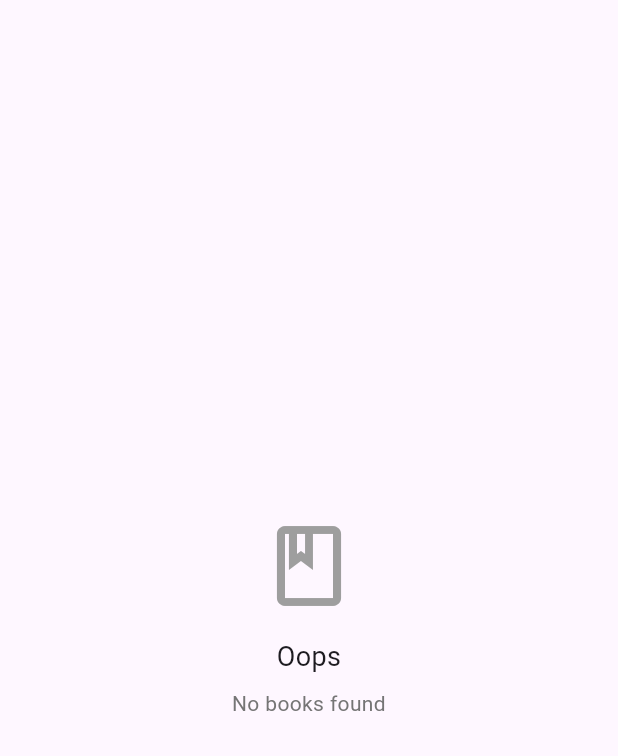
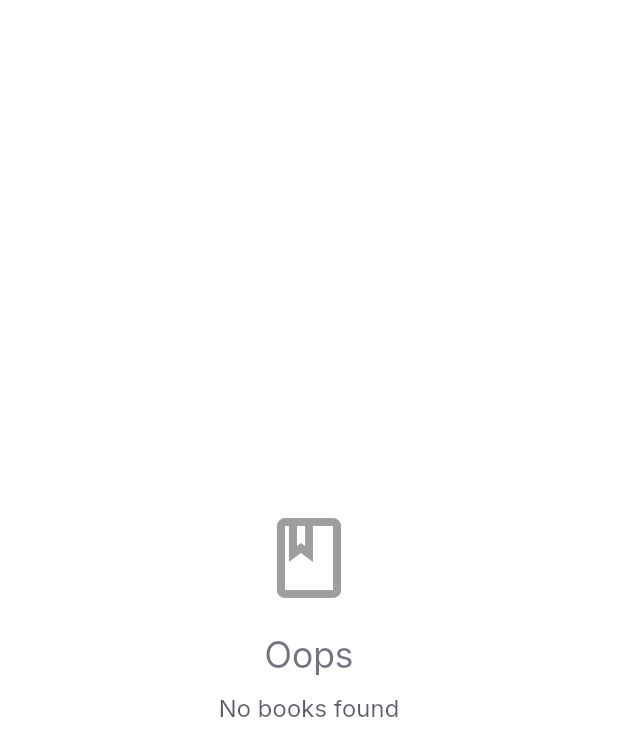
Before and after one commit to Lucgudev/Sample-Book-App-Riverpod-Clean-MVVM, a Flutter app: the EmptyStateWidget widget shown alone on an empty page, opened directly, on a phone screen of 412 x 824 dp. Shown: the top 756 px of the screen. Run offline on Flutter 3.47's test engine with Material 3 defaults, Android fonts, the phone set to English and light mode, and no system bars; our stand-ins replace dio, flutter_riverpod, freezed_annotation, riverpod_annotation, skeletonizer; generated files the repository leaves out were written again; network calls fail.

Commit message:
impelement font theme and color theme

```diff
--- /dev/null
+++ b/lib/core/theme/app_theme.dart
@@ -0,0 +1,202 @@
+import 'package:flutter/material.dart';
+
+class AppTheme {
+  static const String _fontFamily = 'Inter';
+
+  // Material Design 3 Typography Scale with Inter font
+  static TextTheme get textTheme => const TextTheme(
+    // Display styles - largest text, short and important text like page headers
+    displayLarge: TextStyle(
+      fontFamily: _fontFamily,
+      fontSize: 57.0,
+      fontWeight: FontWeight.w400, // Regular
+      letterSpacing: -0.25,
+      height: 1.12,
+    ),
+    displayMedium: TextStyle(
+      fontFamily: _fontFamily,
+      fontSize: 45.0,
+      fontWeight: FontWeight.w400, // Regular
+      letterSpacing: 0.0,
+      height: 1.16,
+    ),
+    displaySmall: TextStyle(
+      fontFamily: _fontFamily,
+      fontSize: 36.0,
+      fontWeight: FontWeight.w400, // Regular
+      letterSpacing: 0.0,
+      height: 1.22,
+    ),
+
+    // Headline styles - high-emphasis, shorter text like article headlines
+    headlineLarge: TextStyle(
+      fontFamily: _fontFamily,
+      fontSize: 32.0,
+      fontWeight: FontWeight.w400, // Regular
+      letterSpacing: 0.0,
+      height: 1.25,
+    ),
+    headlineMedium: TextStyle(
+      fontFamily: _fontFamily,
+      fontSize: 28.0,
+      fontWeight: FontWeight.w400, // Regular
+      letterSpacing: 0.0,
+      height: 1.29,
+    ),
+    headlineSmall: TextStyle(
+      fontFamily: _fontFamily,
+      fontSize: 24.0,
+      fontWeight: FontWeight.w400, // Regular
+      letterSpacing: 0.0,
+      height: 1.33,
+    ),
+
+    // Title styles - medium emphasis text like section titles
+    titleLarge: TextStyle(
+      fontFamily: _fontFamily,
+      fontSize: 22.0,
+      fontWeight: FontWeight.w700, // Bold
+      letterSpacing: 0.0,
+      height: 1.27,
+    ),
+    titleMedium: TextStyle(
+      fontFamily: _fontFamily,
+      fontSize: 16.0,
+      fontWeight: FontWeight.w700, // Bold
+      letterSpacing: 0.15,
+      height: 1.50,
+    ),
+    titleSmall: TextStyle(
+      fontFamily: _fontFamily,
+      fontSize: 14.0,
+      fontWeight: FontWeight.w700, // Bold
+      letterSpacing: 0.1,
+      height: 1.43,
+    ),
+
+    // Body styles - regular text content
+    bodyLarge: TextStyle(
+      fontFamily: _fontFamily,
+      fontSize: 16.0,
+      fontWeight: FontWeight.w400, // Regular
+      letterSpacing: 0.15,
+      height: 1.50,
+    ),
+    bodyMedium: TextStyle(
+      fontFamily: _fontFamily,
+      fontSize: 14.0,
+      fontWeight: FontWeight.w400, // Regular
+      letterSpacing: 0.25,
+      height: 1.43,
+    ),
+    bodySmall: TextStyle(
+      fontFamily: _fontFamily,
+      fontSize: 12.0,
+      fontWeight: FontWeight.w400, // Regular
+      letterSpacing: 0.4,
+      height: 1.33,
+    ),
+
+    // Label styles - buttons, tabs, and other UI elements
+    labelLarge: TextStyle(
+      fontFamily: _fontFamily,
+      fontSize: 14.0,
+      fontWeight: FontWeight.w700, // Bold
+      letterSpacing: 0.1,
+      height: 1.43,
+    ),
+    labelMedium: TextStyle(
+      fontFamily: _fontFamily,
+      fontSize: 12.0,
+      fontWeight: FontWeight.w700, // Bold
+      letterSpacing: 0.5,
+      height: 1.33,
+    ),
+    labelSmall: TextStyle(
+      fontFamily: _fontFamily,
+      fontSize: 11.0,
+      fontWeight: FontWeight.w700, // Bold
+      letterSpacing: 0.5,
+      height: 1.45,
+    ),
+  );
+
+  // Custom color scheme for book app
+  static const ColorScheme _lightColorScheme = ColorScheme(
+    brightness: Brightness.light,
+    primary: Color(0xFF2563EB), // Blue 600
+    onPrimary: Color(0xFFFFFFFF),
+    primaryContainer: Color(0xFFDBEAFE), // Blue 100
+    onPrimaryContainer: Color(0xFF1E3A8A), // Blue 800
+    secondary: Color(0xFF059669), // Emerald 600
+    onSecondary: Color(0xFFFFFFFF),
+    secondaryContainer: Color(0xFFD1FAE5), // Emerald 100
+    onSecondaryContainer: Color(0xFF064E3B), // Emerald 800
+    tertiary: Color(0xFFDC2626), // Red 600
+    onTertiary: Color(0xFFFFFFFF),
+    tertiaryContainer: Color(0xFFFEE2E2), // Red 100
+    onTertiaryContainer: Color(0xFF991B1B), // Red 800
+    error: Color(0xFFDC2626), // Red 600
+    onError: Color(0xFFFFFFFF),
+    errorContainer: Color(0xFFFEE2E2), // Red 100
+    onErrorContainer: Color(0xFF991B1B), // Red 800
+    surface: Color(0xFFFFFFFF),
+    onSurface: Color(0xFF111827), // Gray 900
+    surfaceContainerHighest: Color(0xFFF9FAFB), // Gray 50
+    onSurfaceVariant: Color(0xFF6B7280), // Gray 500
+    outline: Color(0xFFD1D5DB), // Gray 300
+    outlineVariant: Color(0xFFF3F4F6), // Gray 100
+    shadow: Color(0xFF000000),
+    scrim: Color(0xFF000000),
+    inverseSurface: Color(0xFF111827), // Gray 900
+    onInverseSurface: Color(0xFFFFFFFF),
+    inversePrimary: Color(0xFF93C5FD), // Blue 300
+    surfaceTint: Color(0xFF2563EB), // Blue 600
+  );
+
+  static const ColorScheme _darkColorScheme = ColorScheme(
+    brightness: Brightness.dark,
+    primary: Color(0xFF60A5FA), // Blue 400
+    onPrimary: Color(0xFF1E3A8A), // Blue 800
+    primaryContainer: Color(0xFF1D4ED8), // Blue 700
+    onPrimaryContainer: Color(0xFFDBEAFE), // Blue 100
+    secondary: Color(0xFF34D399), // Emerald 400
+    onSecondary: Color(0xFF064E3B), // Emerald 800
+    secondaryContainer: Color(0xFF047857), // Emerald 700
+    onSecondaryContainer: Color(0xFFD1FAE5), // Emerald 100
+    tertiary: Color(0xFFF87171), // Red 400
+    onTertiary: Color(0xFF991B1B), // Red 800
+    tertiaryContainer: Color(0xFFDC2626), // Red 600
+    onTertiaryContainer: Color(0xFFFEE2E2), // Red 100
+    error: Color(0xFFF87171), // Red 400
+    onError: Color(0xFF991B1B), // Red 800
+    errorContainer: Color(0xFFDC2626), // Red 600
+    onErrorContainer: Color(0xFFFEE2E2), // Red 100
+    surface: Color(0xFF111827), // Gray 900
+    onSurface: Color(0xFFF9FAFB), // Gray 50
+    surfaceContainerHighest: Color(0xFF1F2937), // Gray 800
+    onSurfaceVariant: Color(0xFF9CA3AF), // Gray 400
+    outline: Color(0xFF4B5563), // Gray 600
+    outlineVariant: Color(0xFF374151), // Gray 700
+    shadow: Color(0xFF000000),
+    scrim: Color(0xFF000000),
+    inverseSurface: Color(0xFFF9FAFB), // Gray 50
+    onInverseSurface: Color(0xFF111827), // Gray 900
+    inversePrimary: Color(0xFF2563EB), // Blue 600
+    surfaceTint: Color(0xFF60A5FA), // Blue 400
+  );
+
+  static ThemeData get lightTheme => ThemeData(
+    useMaterial3: true,
+    fontFamily: _fontFamily,
+    textTheme: textTheme,
+    colorScheme: _lightColorScheme,
+  );
+
+  static ThemeData get darkTheme => ThemeData(
+    useMaterial3: true,
+    fontFamily: _fontFamily,
+    textTheme: textTheme,
+    colorScheme: _darkColorScheme,
+  );
+}
--- a/lib/presentation/screens/home/home_screen.dart
+++ b/lib/presentation/screens/home/home_screen.dart
@@ -52,7 +52,10 @@ class _HomeScreenState extends ConsumerState<HomeScreen> {
 
     return Scaffold(
       appBar: AppBar(
-        title: const Text('Books'),
+        title: Text(
+          'Books',
+          style: Theme.of(context).textTheme.titleLarge,
+        ),
         backgroundColor: Theme.of(context).colorScheme.inversePrimary,
       ),
       body: Column(
--- a/lib/presentation/screens/topic_books/topic_books_screen.dart
+++ b/lib/presentation/screens/topic_books/topic_books_screen.dart
@@ -53,7 +53,10 @@ class _TopicBooksScreenState extends ConsumerState<TopicBooksScreen> {
 
     return Scaffold(
       appBar: AppBar(
-        title: Text('Topic: ${widget.topic}'),
+        title: Text(
+          'Topic: ${widget.topic}',
+          style: Theme.of(context).textTheme.titleLarge,
+        ),
         backgroundColor: Theme.of(context).colorScheme.inversePrimary,
       ),
       body: _buildBookList(state),
--- a/lib/presentation/widgets/empty_state_widget.dart
+++ b/lib/presentation/widgets/empty_state_widget.dart
@@ -22,16 +22,18 @@ class EmptyStateWidget extends StatelessWidget {
         children: [
           Icon(icon, size: 64, color: Colors.grey),
           const SizedBox(height: 16),
-          const Text(
+          Text(
             'Oops',
-            style: TextStyle(fontSize: 18),
+            style: Theme.of(context).textTheme.headlineSmall?.copyWith(
+              color: Theme.of(context).colorScheme.onSurface.withOpacity(0.6),
+            ),
             textAlign: TextAlign.center,
           ),
           const SizedBox(height: 8),
           Text(
             subtitle ?? 'No data found',
-            style: Theme.of(context).textTheme.bodyMedium?.copyWith(
-              color: Colors.grey[600],
+            style: Theme.of(context).textTheme.bodyLarge?.copyWith(
+              color: Theme.of(context).colorScheme.onSurface.withOpacity(0.7),
             ),
             textAlign: TextAlign.center,
           ),
@@ -39,7 +41,10 @@ class EmptyStateWidget extends StatelessWidget {
             const SizedBox(height: 24),
             ElevatedButton(
               onPressed: onRetry,
-              child: Text(retryButtonText ?? 'Try Again'),
+              child: Text(
+                retryButtonText ?? 'Try Again',
+                style: Theme.of(context).textTheme.labelLarge,
+              ),
             ),
           ],
         ],
```
Also changed, not shown: lib/app.dart (+3 -4 lines), lib/presentation/screens/book_detail/book_detail_screen.dart (+48 -37 lines), lib/presentation/widgets/book_list_item.dart (+7 -3 lines), pubspec.yaml (+18 -19 lines), assets/font/Inter/Inter-Bold.ttf (added), assets/font/Inter/Inter-BoldItalic.ttf (added), assets/font/Inter/Inter-ExtraBold.ttf (added), assets/font/Inter/Inter-ExtraBoldItalic.ttf (added), assets/font/Inter/Inter-Light.ttf (added), assets/font/Inter/Inter-Regular.ttf (added).
